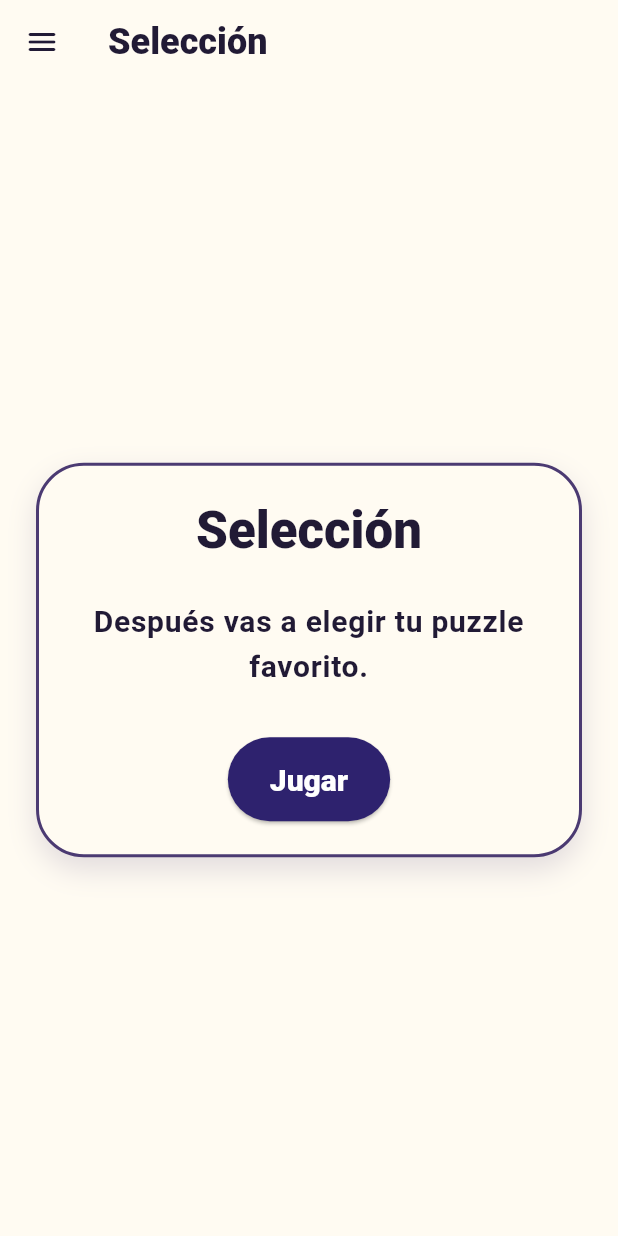
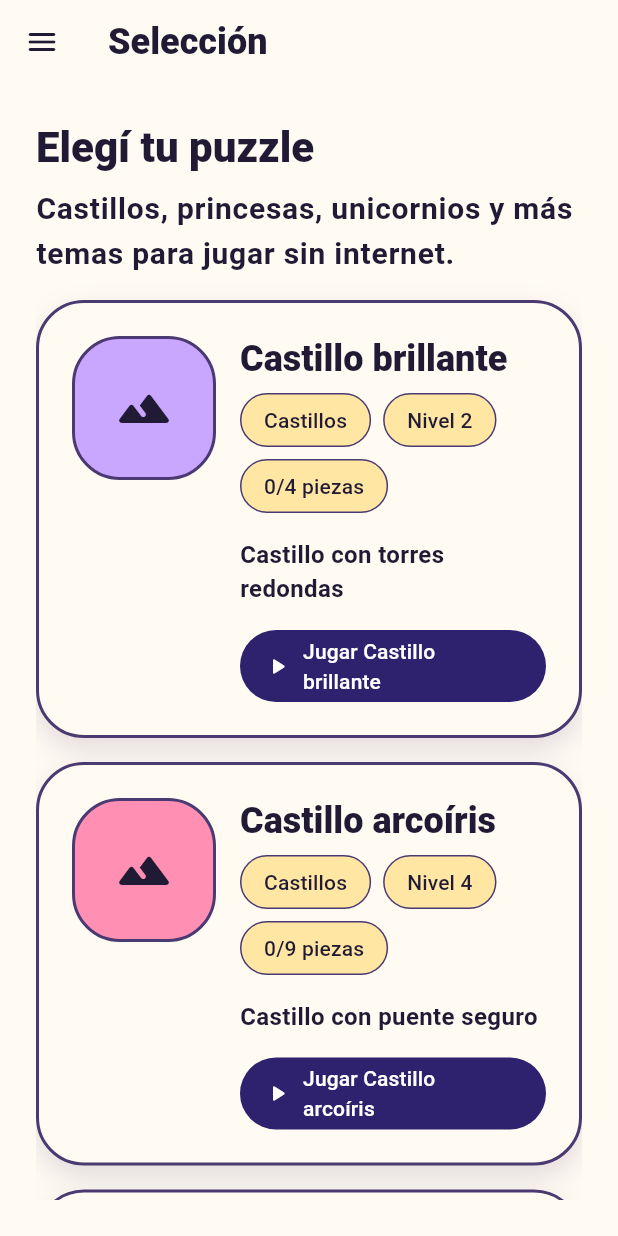
Before and after one commit to jorgehara/game_test, a Flutter app: the PuzzleGameScreen screen opened by its route, in the side drawer, after a tap on "Selección", on a phone screen of 412 x 824 dp. Run offline on Flutter 3.47's test engine with Material 3 defaults, Android fonts, the phone set to English and light mode, and no system bars.

Commit message:
feat: expand Puzzle Kids catalog

```diff
--- a/lib/models/puzzle.dart
+++ b/lib/models/puzzle.dart
@@ -10,16 +10,34 @@ class Puzzle {
     required String imagePath,
     required this.difficulty,
     required this.grid,
+    String? thumbnailPath,
+    this.placeholderSeed = 0,
+    String? placeholderLabel,
   }) : id = _validateNotEmpty(id, 'id'),
        name = _validateNotEmpty(name, 'name'),
-       imagePath = _validateNotEmpty(imagePath, 'imagePath');
+       imagePath = _validateNotEmpty(imagePath, 'imagePath'),
+       thumbnailPath = _validateNotEmpty(
+         thumbnailPath ?? imagePath.replaceFirst('.png', '_thumb.png'),
+         'thumbnailPath',
+       ),
+       placeholderLabel = _validateNotEmpty(
+         placeholderLabel ?? name,
+         'placeholderLabel',
+       );
 
   final String id;
   final String name;
   final PuzzleCategory category;
   final String imagePath;
+  final String thumbnailPath;
   final PuzzleDifficulty difficulty;
   final GridSpec grid;
+  final int placeholderSeed;
+  final String placeholderLabel;
+
+  String get levelLabel => 'Nivel ${difficulty.level}';
+
+  String get progressLabel => '0/${grid.pieceCount} piezas';
 
   static String _validateNotEmpty(String value, String name) {
     if (value.trim().isEmpty) {
@@ -37,16 +55,28 @@ class Puzzle {
             other.name == name &&
             other.category == category &&
             other.imagePath == imagePath &&
+            other.thumbnailPath == thumbnailPath &&
             other.difficulty == difficulty &&
-            other.grid == grid;
+            other.grid == grid &&
+            other.placeholderSeed == placeholderSeed &&
+            other.placeholderLabel == placeholderLabel;
   }
 
   @override
-  int get hashCode =>
-      Object.hash(id, name, category, imagePath, difficulty, grid);
+  int get hashCode => Object.hash(
+    id,
+    name,
+    category,
+    imagePath,
+    thumbnailPath,
+    difficulty,
+    grid,
+    placeholderSeed,
+    placeholderLabel,
+  );
 
   @override
   String toString() {
-    return 'Puzzle(id: $id, name: $name, category: $category, imagePath: $imagePath, difficulty: $difficulty, grid: $grid)';
+    return 'Puzzle(id: $id, name: $name, category: $category, imagePath: $imagePath, thumbnailPath: $thumbnailPath, difficulty: $difficulty, grid: $grid)';
   }
 }
--- a/lib/models/puzzle_category.dart
+++ b/lib/models/puzzle_category.dart
@@ -1,14 +1,19 @@
 enum PuzzleCategory {
-  animals('animals'),
-  vehicles('vehicles'),
-  fruits('fruits'),
-  farm('farm'),
-  dinosaurs('dinosaurs'),
-  space('space');
+  animals('animals', 'Animales'),
+  vehicles('vehicles', 'Vehículos'),
+  fruits('fruits', 'Frutas'),
+  farm('farm', 'Granja'),
+  dinosaurs('dinosaurs', 'Dinosaurios'),
+  space('space', 'Espacio'),
+  castles('castles', 'Castillos'),
+  princesses('princesses', 'Princesas'),
+  unicorns('unicorns', 'Unicornios'),
+  ocean('ocean', 'Océano');
 
-  const PuzzleCategory(this.id);
+  const PuzzleCategory(this.id, this.label);
 
   final String id;
+  final String label;
 
   static PuzzleCategory fromId(String id) {
     for (final category in values) {
--- a/lib/screens/puzzle_selection_screen.dart
+++ b/lib/screens/puzzle_selection_screen.dart
@@ -1,18 +1,208 @@
 import 'package:flutter/material.dart';
+import 'package:provider/provider.dart';
 
+import '../models/puzzle.dart';
+import '../models/puzzle_category.dart';
+import '../providers/puzzle_game_provider.dart';
 import '../routes/app_routes.dart';
-import 'placeholder_screen_shell.dart';
+import '../services/puzzle_catalog_service.dart';
+import '../theme/pk_tokens.dart';
+import '../widgets/pk_card.dart';
+import '../widgets/pk_image_tile.dart';
+import '../widgets/pk_scaffold.dart';
 
 class PuzzleSelectionScreen extends StatelessWidget {
   const PuzzleSelectionScreen({super.key});
 
   @override
   Widget build(BuildContext context) {
-    return PlaceholderScreenShell(
+    final puzzles = _sortedPlayablePuzzles();
+    final spacing = context.pkSpacing;
+
+    return PkScaffold(
       title: 'Selección',
-      message: 'Después vas a elegir tu puzzle favorito.',
-      buttonLabel: 'Jugar',
-      onPressed: () => Navigator.pushNamed(context, AppRoutes.game),
+      child: Padding(
+        padding: EdgeInsets.all(spacing.lg),
+        child: puzzles.isEmpty
+            ? const _EmptyCatalog()
+            : ListView.separated(
+                itemCount: puzzles.length + 1,
+                separatorBuilder: (context, _) => SizedBox(height: spacing.md),
+                itemBuilder: (context, index) {
+                  if (index == 0) {
+                    return const _SelectionHeader();
+                  }
+
+                  return _PuzzleSelectionCard(puzzle: puzzles[index - 1]);
+                },
+              ),
+      ),
+    );
+  }
+
+  List<Puzzle> _sortedPlayablePuzzles() {
+    final fantasyOrder = {
+      PuzzleCategory.castles: 0,
+      PuzzleCategory.princesses: 1,
+      PuzzleCategory.unicorns: 2,
+    };
+    final puzzles = [...PuzzleCatalogService.playable()];
+    puzzles.sort((a, b) {
+      final categoryCompare = (fantasyOrder[a.category] ?? 10).compareTo(
+        fantasyOrder[b.category] ?? 10,
+      );
+      if (categoryCompare != 0) return categoryCompare;
+      return 0;
+    });
+    return List.unmodifiable(puzzles);
+  }
+}
+
+class _SelectionHeader extends StatelessWidget {
+  const _SelectionHeader();
+
+  @override
+  Widget build(BuildContext context) {
+    final spacing = context.pkSpacing;
+
+    return Column(
+      crossAxisAlignment: CrossAxisAlignment.start,
+      children: [
+        Text(
+          'Elegí tu puzzle',
+          style: Theme.of(context).textTheme.headlineMedium,
+        ),
+        SizedBox(height: spacing.sm),
+        Text(
+          'Castillos, princesas, unicornios y más temas para jugar sin internet.',
+          style: Theme.of(context).textTheme.bodyLarge,
+        ),
+      ],
     );
   }
 }
+
+class _PuzzleSelectionCard extends StatelessWidget {
+  const _PuzzleSelectionCard({required this.puzzle});
+
+  final Puzzle puzzle;
+
+  @override
+  Widget build(BuildContext context) {
+    final spacing = context.pkSpacing;
+    final colors = context.pkColors;
+
+    return PkCard(
+      child: Row(
+        crossAxisAlignment: CrossAxisAlignment.start,
+        children: [
+          PkImageTile(
+            label: 'Imagen segura de ${puzzle.name}',
+            seed: puzzle.placeholderSeed,
+          ),
+          SizedBox(width: spacing.md),
+          Expanded(
+            child: Column(
+              crossAxisAlignment: CrossAxisAlignment.start,
+              children: [
+                Text(
+                  puzzle.name,
+                  style: Theme.of(context).textTheme.titleLarge,
+                ),
+                SizedBox(height: spacing.sm),
+                Wrap(
+                  spacing: spacing.sm,
+                  runSpacing: spacing.sm,
+                  children: [
+                    _MetadataChip(label: puzzle.category.label),
+                    _MetadataChip(label: puzzle.levelLabel),
+                    _MetadataChip(label: puzzle.progressLabel),
+                  ],
+                ),
+                SizedBox(height: spacing.md),
+                Text(
+                  puzzle.placeholderLabel,
+                  style: Theme.of(
+                    context,
+                  ).textTheme.bodyMedium?.copyWith(color: colors.onSurface),
+                ),
+                SizedBox(height: spacing.md),
+                SizedBox(
+                  height: 48,
+                  child: FilledButton.icon(
+                    onPressed: () => _startPuzzle(context),
+                    icon: const Icon(Icons.play_arrow_rounded),
+                    label: Text('Jugar ${puzzle.name}'),
+                  ),
+                ),
+              ],
+            ),
+          ),
+        ],
+      ),
+    );
+  }
+
+  void _startPuzzle(BuildContext context) {
+    context.read<PuzzleGameProvider>().selectPuzzle(puzzle.id);
+    Navigator.pushNamed(context, AppRoutes.game);
+  }
+}
+
+class _MetadataChip extends StatelessWidget {
+  const _MetadataChip({required this.label});
+
+  final String label;
+
+  @override
+  Widget build(BuildContext context) {
+    final spacing = context.pkSpacing;
+    final colors = context.pkColors;
+    final radius = context.pkRadius;
+
+    return Semantics(
+      label: label,
+      child: DecoratedBox(
+        decoration: BoxDecoration(
+          color: colors.surfaceAlt,
+          borderRadius: BorderRadius.circular(radius.button),
+          border: Border.all(color: colors.outline),
+        ),
+        child: Padding(
+          padding: EdgeInsets.symmetric(
+            horizontal: spacing.md,
+            vertical: spacing.sm,
+          ),
+          child: Text(label, style: Theme.of(context).textTheme.labelLarge),
+        ),
+      ),
+    );
+  }
+}
+
+class _EmptyCatalog extends StatelessWidget {
+  const _EmptyCatalog();
+
+  @override
+  Widget build(BuildContext context) {
+    final spacing = context.pkSpacing;
+
+    return Center(
+      child: PkCard(
+        child: Column(
+          mainAxisSize: MainAxisSize.min,
+          children: [
+            const PkImageTile(label: 'Catálogo vacío', seed: 0),
+            SizedBox(height: spacing.md),
+            Text(
+              'No hay puzzles disponibles',
+              style: Theme.of(context).textTheme.titleLarge,
+            ),
+            SizedBox(height: spacing.sm),
+            const Text('Probá volver al menú y entrar de nuevo.'),
+          ],
+        ),
+      ),
+    );
+  }
+}
--- a/lib/services/puzzle_catalog_service.dart
+++ b/lib/services/puzzle_catalog_service.dart
@@ -7,151 +7,114 @@ class PuzzleCatalogService {
   PuzzleCatalogService._();
 
   static final List<Puzzle> _puzzles = List.unmodifiable([
-    _puzzle(
-      id: 'lion',
-      name: 'Lion',
-      category: PuzzleCategory.animals,
-      level: 2,
-      grid: GridSpec(rows: 2, columns: 2),
-    ),
+    _puzzle(id: 'lion', name: 'Lion', category: PuzzleCategory.animals),
     _puzzle(
       id: 'elephant',
       name: 'Elephant',
       category: PuzzleCategory.animals,
       level: 4,
-      grid: GridSpec(rows: 3, columns: 3),
     ),
-    _puzzle(
-      id: 'giraffe',
-      name: 'Giraffe',
-      category: PuzzleCategory.animals,
-      level: 1,
-      grid: GridSpec(rows: 1, columns: 2),
-    ),
-    _puzzle(
-      id: 'panda',
-      name: 'Panda',
-      category: PuzzleCategory.animals,
-      level: 5,
-      grid: GridSpec(rows: 3, columns: 4),
-    ),
-    _puzzle(
-      id: 'car',
-      name: 'Car',
-      category: PuzzleCategory.vehicles,
-      level: 2,
-      grid: GridSpec(rows: 2, columns: 2),
-    ),
-    _puzzle(
-      id: 'train',
-      name: 'Train',
-      category: PuzzleCategory.vehicles,
-      level: 3,
-      grid: GridSpec(rows: 2, columns: 3),
-    ),
+    _puzzle(id: 'fox', name: 'Fox', category: PuzzleCategory.animals),
+    _puzzle(id: 'car', name: 'Car', category: PuzzleCategory.vehicles),
     _puzzle(
       id: 'airplane',
       name: 'Airplane',
       category: PuzzleCategory.vehicles,
       level: 4,
-      grid: GridSpec(rows: 3, columns: 3),
     ),
-    _puzzle(
-      id: 'boat',
-      name: 'Boat',
-      category: PuzzleCategory.vehicles,
-      level: 1,
-      grid: GridSpec(rows: 1, columns: 2),
-    ),
-    _puzzle(
-      id: 'apple',
-      name: 'Apple',
-      category: PuzzleCategory.fruits,
-      level: 1,
-      grid: GridSpec(rows: 1, columns: 2),
-    ),
-    _puzzle(
-      id: 'banana',
-      name: 'Banana',
-      category: PuzzleCategory.fruits,
-      level: 2,
-      grid: GridSpec(rows: 2, columns: 2),
-    ),
+    _puzzle(id: 'bus', name: 'Bus', category: PuzzleCategory.vehicles),
+    _puzzle(id: 'banana', name: 'Banana', category: PuzzleCategory.fruits),
     _puzzle(
       id: 'strawberry',
       name: 'Strawberry',
       category: PuzzleCategory.fruits,
-      level: 3,
-      grid: GridSpec(rows: 2, columns: 3),
+      level: 4,
     ),
-    _puzzle(
-      id: 'cow',
-      name: 'Cow',
-      category: PuzzleCategory.farm,
-      level: 2,
-      grid: GridSpec(rows: 2, columns: 2),
-    ),
-    _puzzle(
-      id: 'tractor',
-      name: 'Tractor',
-      category: PuzzleCategory.farm,
-      level: 3,
-      grid: GridSpec(rows: 2, columns: 3),
-    ),
-    _puzzle(
-      id: 'barn',
-      name: 'Barn',
-      category: PuzzleCategory.farm,
-      level: 5,
-      grid: GridSpec(rows: 3, columns: 4),
-    ),
+    _puzzle(id: 'pear', name: 'Pear', category: PuzzleCategory.fruits),
+    _puzzle(id: 'cow', name: 'Cow', category: PuzzleCategory.farm),
+    _puzzle(id: 'barn', name: 'Barn', category: PuzzleCategory.farm, level: 4),
+    _puzzle(id: 'chick', name: 'Chick', category: PuzzleCategory.farm),
     _puzzle(
       id: 'trex',
       name: 'T-Rex',
       category: PuzzleCategory.dinosaurs,
       level: 4,
-      grid: GridSpec(rows: 3, columns: 3),
-    ),
-    _puzzle(
-      id: 'triceratops',
-      name: 'Triceratops',
-      category: PuzzleCategory.dinosaurs,
-      level: 5,
-      grid: GridSpec(rows: 3, columns: 4),
     ),
     _puzzle(
       id: 'stegosaurus',
       name: 'Stegosaurus',
       category: PuzzleCategory.dinosaurs,
-      level: 3,
-      grid: GridSpec(rows: 2, columns: 3),
     ),
     _puzzle(
       id: 'rocket',
       name: 'Rocket',
       category: PuzzleCategory.space,
       level: 4,
-      grid: GridSpec(rows: 3, columns: 3),
+    ),
+    _puzzle(id: 'planet', name: 'Planet', category: PuzzleCategory.space),
+    _puzzle(
+      id: 'castle-bright',
+      name: 'Castillo brillante',
+      category: PuzzleCategory.castles,
+      placeholderLabel: 'Castillo con torres redondas',
     ),
     _puzzle(
-      id: 'planet',
-      name: 'Planet',
-      category: PuzzleCategory.space,
-      level: 1,
-      grid: GridSpec(rows: 1, columns: 2),
+      id: 'castle-rainbow',
+      name: 'Castillo arcoíris',
+      category: PuzzleCategory.castles,
+      level: 4,
+      placeholderLabel: 'Castillo con puente seguro',
     ),
     _puzzle(
-      id: 'astronaut',
-      name: 'Astronaut',
-      category: PuzzleCategory.space,
-      level: 5,
-      grid: GridSpec(rows: 3, columns: 4),
+      id: 'princess-crown',
+      name: 'Corona de princesa',
+      category: PuzzleCategory.princesses,
+      placeholderLabel: 'Corona amable de princesa',
+    ),
+    _puzzle(
+      id: 'princess-garden',
+      name: 'Jardín de princesa',
+      category: PuzzleCategory.princesses,
+      level: 4,
+      placeholderLabel: 'Jardín mágico con flores',
+    ),
+    _puzzle(
+      id: 'unicorn-cloud',
+      name: 'Unicornio nube',
+      category: PuzzleCategory.unicorns,
+      placeholderLabel: 'Unicornio sobre una nube',
+    ),
+    _puzzle(
+      id: 'unicorn-stars',
+      name: 'Unicornio estrellas',
+      category: PuzzleCategory.unicorns,
+      level: 4,
+      placeholderLabel: 'Unicornio con estrellas',
+    ),
+    _puzzle(id: 'whale', name: 'Ballena', category: PuzzleCategory.ocean),
+    _puzzle(
+      id: 'turtle',
+      name: 'Tortuga',
+      category: PuzzleCategory.ocean,
+      level: 4,
     ),
   ]);
 
   static List<Puzzle> all() {
     validate(_puzzles);
     return _puzzles;
+  }
+
+  static List<Puzzle> playable() {
+    return List.unmodifiable(
+      all().where((puzzle) => puzzle.grid.isSupportedForGeneration),
+    );
+  }
+
+  static List<Puzzle> playableByCategory(PuzzleCategory category) {
+    return List.unmodifiable(
+      playable().where((puzzle) => puzzle.category == category),
+    );
   }
 
   static void validate(Iterable<Puzzle> puzzles) {
@@ -162,13 +125,14 @@ class PuzzleCatalogService {
         throw ArgumentError.value(puzzle.id, 'puzzles', 'Duplicate puzzle id');
       }
 
-      final expectedPrefix = 'assets/images/${puzzle.category.id}/';
-      if (!puzzle.imagePath.startsWith(expectedPrefix) ||
-          !puzzle.imagePath.endsWith('.png')) {
+      _validateInertPath(puzzle, puzzle.imagePath, 'imagePath');
+      _validateInertPath(puzzle, puzzle.thumbnailPath, 'thumbnailPath');
+
+      if (!puzzle.grid.isSupportedForGeneration) {
         throw ArgumentError.value(
-          puzzle.imagePath,
+          puzzle.grid,
           'puzzles',
-          'Image path must be inert category metadata under assets/images',
+          'Playable catalog supports only 2x2 and 3x3 grids',
         );
       }
 
@@ -182,20 +146,38 @@ class PuzzleCatalogService {
     }
   }
 
+  static void _validateInertPath(Puzzle puzzle, String path, String fieldName) {
+    final expectedPrefix = 'assets/images/${puzzle.category.id}/';
+    if (!path.startsWith(expectedPrefix) || !path.endsWith('.png')) {
+      throw ArgumentError.value(
+        path,
+        fieldName,
+        'Image path must be inert category metadata under assets/images',
+      );
+    }
+  }
+
   static Puzzle _puzzle({
     required String id,
     required String name,
     required PuzzleCategory category,
-    required int level,
-    required GridSpec grid,
+    int level = 2,
+    String? placeholderLabel,
   }) {
+    final grid = level == 4
+        ? GridSpec(rows: 3, columns: 3)
+        : GridSpec(rows: 2, columns: 2);
+
     return Puzzle(
       id: id,
       name: name,
       category: category,
       imagePath: 'assets/images/${category.id}/$id.png',
+      thumbnailPath: 'assets/images/${category.id}/${id}_thumb.png',
       difficulty: PuzzleDifficulty.level(level),
       grid: grid,
+      placeholderSeed: id.hashCode,
+      placeholderLabel: placeholderLabel ?? name,
     );
   }
 }
--- /dev/null
+++ b/lib/widgets/pk_image_tile.dart
@@ -0,0 +1,47 @@
+import 'package:flutter/material.dart';
+
+import '../theme/pk_tokens.dart';
+
+class PkImageTile extends StatelessWidget {
+  const PkImageTile({
+    required this.label,
+    required this.seed,
+    super.key,
+    this.size = 96,
+  });
+
+  final String label;
+  final int seed;
+  final double size;
+
+  @override
+  Widget build(BuildContext context) {
+    final colors = context.pkColors;
+    final radius = context.pkRadius;
+    final palette = colors.piecePalette;
+    final background = palette[seed.abs() % palette.length];
+
+    return Semantics(
+      container: true,
+      label: label,
+      child: SizedBox(
+        width: size,
+        height: size,
+        child: DecoratedBox(
+          decoration: BoxDecoration(
+            color: background,
+            borderRadius: BorderRadius.circular(radius.card),
+            border: Border.all(color: colors.outline, width: 2),
+          ),
+          child: ExcludeSemantics(
+            child: Icon(
+              Icons.landscape_rounded,
+              color: colors.onSurface,
+              size: 40,
+            ),
+          ),
+        ),
+      ),
+    );
+  }
+}
```
Also changed, not shown: assets/catalog/puzzles.json (added, +35 -0 lines), 5 other files.
